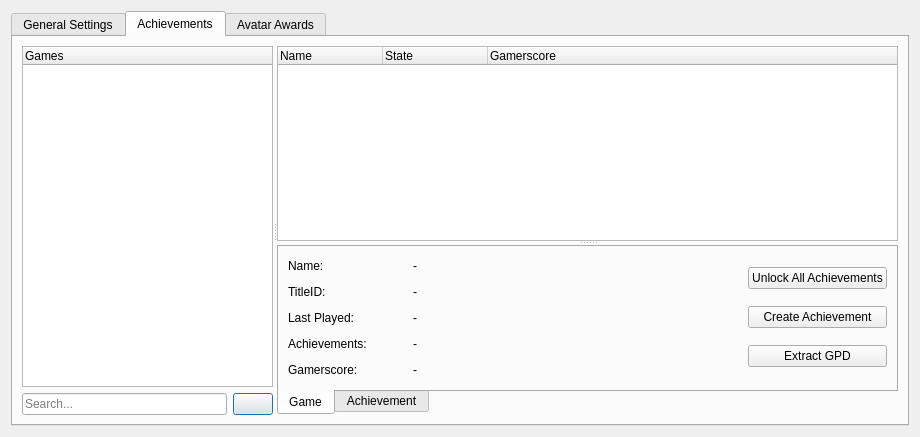
Old version of the form Velocity/profileeditor.ui in the repository hetelek/Velocity.
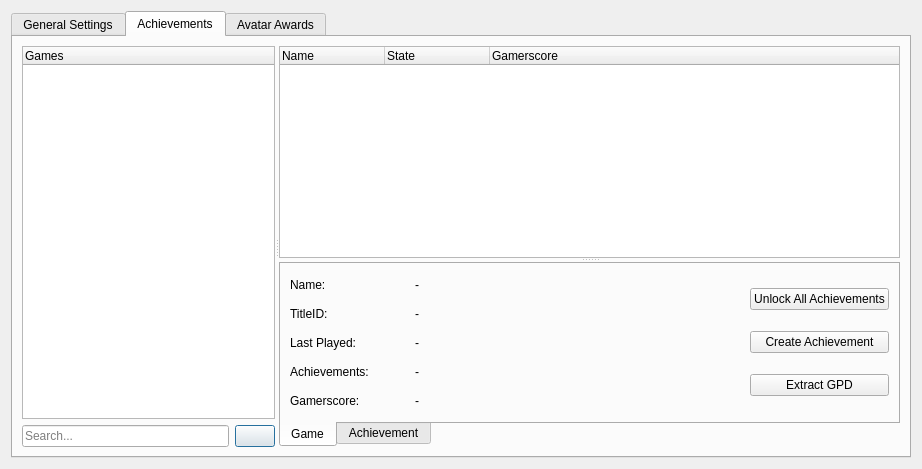
New version of the form. The open tabs and pages were chosen to show the change. Icons and pictures are not drawn.

Diff of the .ui file:
```diff
--- a/Velocity/profileeditor.ui
+++ b/Velocity/profileeditor.ui
@@ -6,8 +6,8 @@
    <rect>
     <x>0</x>
     <y>0</y>
-    <width>920</width>
-    <height>437</height>
+    <width>922</width>
+    <height>469</height>
    </rect>
   </property>
   <property name="minimumSize">
@@ -876,6 +876,9 @@
              </item>
              <item>
               <layout class="QVBoxLayout" name="verticalLayout_14">
+               <property name="spacing">
+                <number>6</number>
+               </property>
                <item>
                 <widget class="QPushButton" name="btnUnlockAllAchvs">
                  <property name="text">
```
